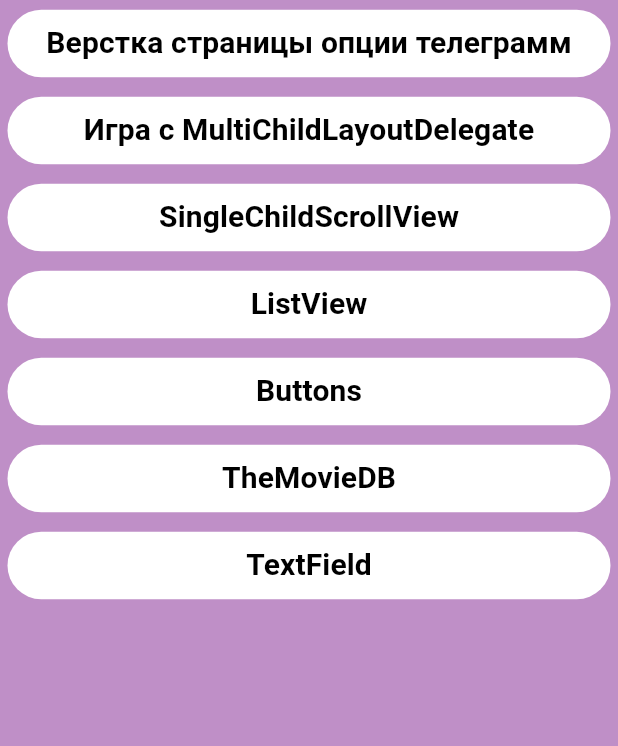
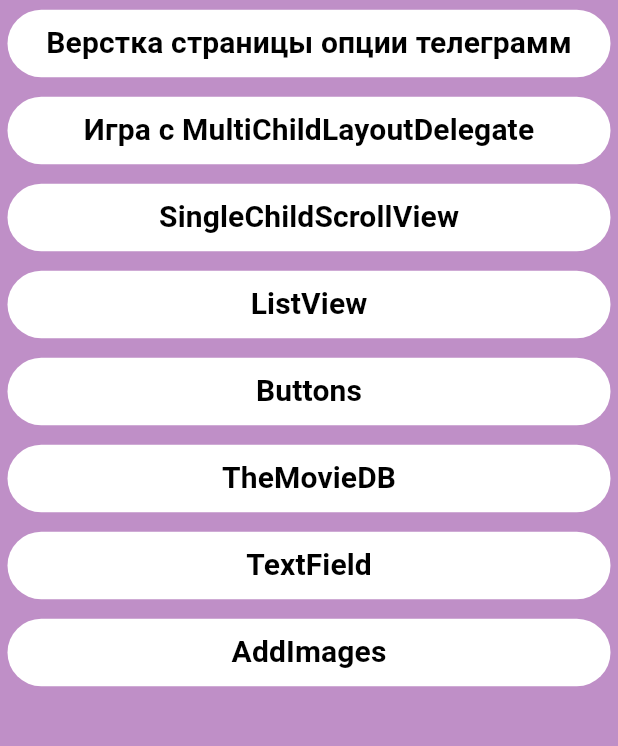
Before and after one commit to AleksandrVin322/-TrashOfEverything, a Flutter app: the ListLessonsBody screen opened directly, on a phone screen of 412 x 824 dp, the part 75-821 px from its top. Run offline on Flutter 3.47's test engine with Material 3 defaults, Android fonts, the light colour scheme and no system bars.

Commit message:
Потыкался с картинками

```diff
--- a/lib/lessons_lazyLoad/screen_list_lessons/list_lessons_body.dart
+++ b/lib/lessons_lazyLoad/screen_list_lessons/list_lessons_body.dart
@@ -1,4 +1,5 @@
 import 'package:flutter/material.dart';
+import 'package:my_first_pet_project/lessons_lazyLoad/screens/add_images/add_images.dart';
 import 'package:my_first_pet_project/lessons_lazyLoad/screens/buttons/buttons.dart';
 import 'package:my_first_pet_project/lessons_lazyLoad/screens/list_view/my_list_view.dart';
 import 'package:my_first_pet_project/lessons_lazyLoad/screens/multi_child_layout_delegate/my_multi_child_layout_delegate.dart';
@@ -79,6 +80,14 @@
                 ),
               ),
             ),
+            TextButtonNavigation(
+              text: 'AddImages',
+              func: () => Navigator.of(context).push(
+                MaterialPageRoute(
+                  builder: (context) => const AddImages(),
+                ),
+              ),
+            ),
           ],
         ),
       ),
--- /dev/null
+++ b/lib/lessons_lazyLoad/screens/add_images/add_images.dart
@@ -0,0 +1,11 @@
+import 'package:flutter/material.dart';
+import 'package:my_first_pet_project/lessons_lazyLoad/screens/add_images/add_images_body.dart';
+
+class AddImages extends StatelessWidget {
+  const AddImages({super.key});
+
+  @override
+  Widget build(BuildContext context) {
+    return const MaterialApp(home: AddImagesBody());
+  }
+}
--- /dev/null
+++ b/lib/lessons_lazyLoad/screens/add_images/images.dart
@@ -0,0 +1,5 @@
+import 'package:flutter/material.dart';
+
+abstract class AppImages {
+  static const house = AssetImage('images/ommech.jpg');
+}
--- a/pubspec.yaml
+++ b/pubspec.yaml
@@ -23,3 +23,5 @@
 
 flutter:
   uses-material-design: true
+  assets:
+    - images/
```
Also changed, not shown: lib/lessons_lazyLoad/screens/add_images/add_images_body.dart (added, +15 -0 lines), images/ommech.jpg (added).
